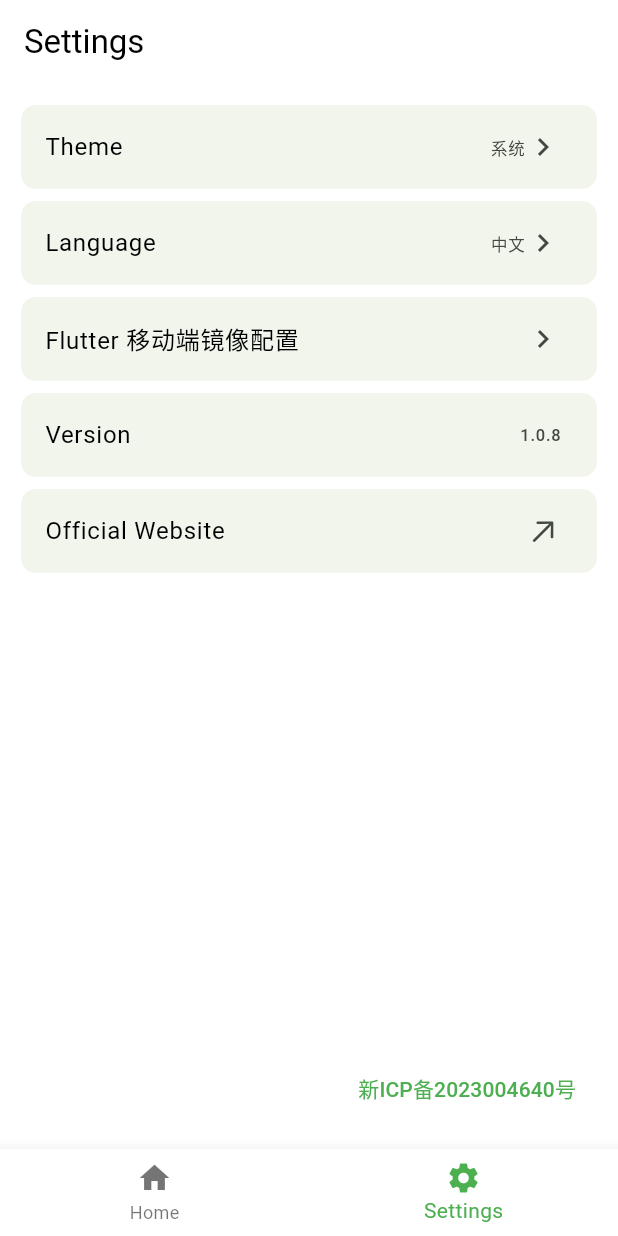
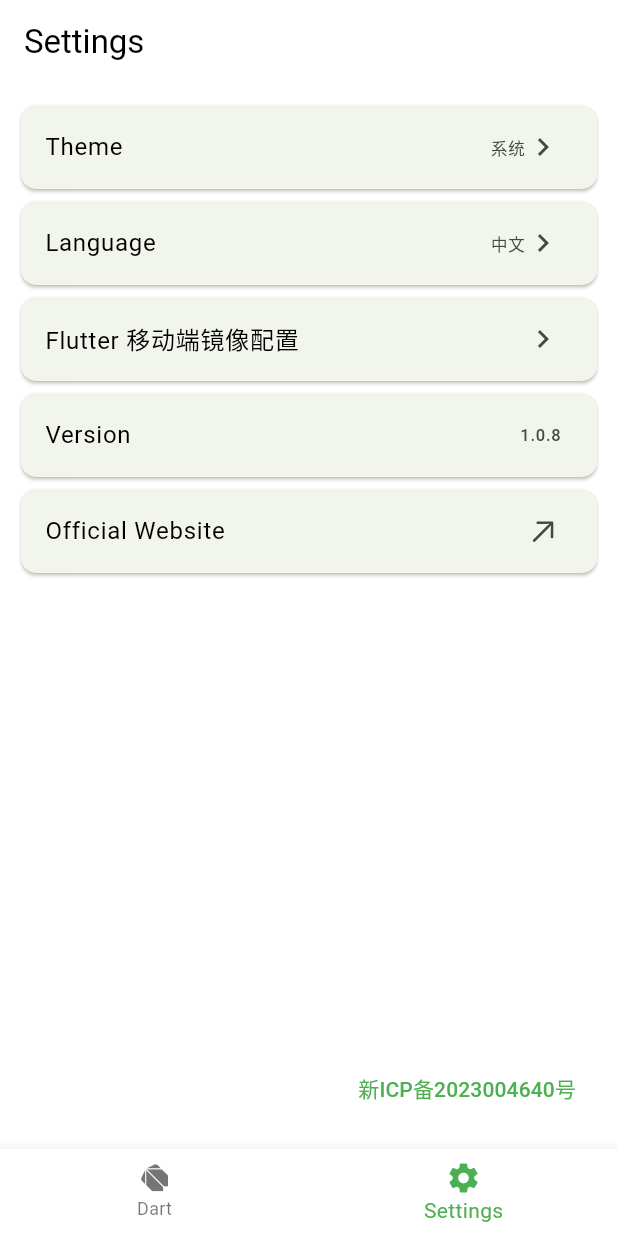
Before and after one commit to Matkurban/json_to_dart, a Flutter app: the screen it shows after launch, swiped to page 2, on a phone screen of 412 x 824 dp. Run offline on Flutter 3.47's test engine with Material 3 defaults, Android fonts, the phone set to English and light mode, and no system bars; drawn by our look-alikes of toastification; our stand-ins replace flex_color_scheme, flutter_markdown, font_awesome_flutter, get, package_info_plus, shared_preferences; missing offline and left inert: file_selector, flutter_json_view, syntax_highlight; generated files the repository leaves out were written again.

Commit message:
优化细节

```diff
--- a/lib/common/json/binding/json_to_dart_binding.dart
+++ b/lib/common/json/binding/json_to_dart_binding.dart
@@ -1,9 +1,9 @@
 import 'package:get/get.dart';
-import 'package:json_to_dart/common/json/logic/json_to_dart_logic.dart';
+import 'package:json_to_dart/common/json/logic/json_to_model_logic.dart';
 
 class JsonToDartBinding extends Bindings {
   @override
   void dependencies() {
-    Get.put(JsonToDartLogic());
+    Get.put(JsonToModelLogic());
   }
 }
--- a/lib/common/main/view/main_view.dart
+++ b/lib/common/main/view/main_view.dart
@@ -5,6 +5,7 @@ import 'package:json_to_dart/common/main/logic/main_logic.dart';
 import 'package:json_to_dart/common/setting/view/setting_view.dart';
 import 'package:json_to_dart/config/global/constant.dart';
 import 'package:url_launcher/url_launcher.dart';
+import 'package:font_awesome_flutter/font_awesome_flutter.dart';
 
 class MainView extends GetView<MainLogic> {
   const MainView({super.key});
@@ -27,7 +28,10 @@ class MainView extends GetView<MainLogic> {
                 curve: Curves.bounceIn,
               ),
           items: [
-            BottomNavigationBarItem(icon: Icon(Icons.home), label: l10n.home),
+            BottomNavigationBarItem(
+              icon: FaIcon(FontAwesomeIcons.dartLang, size: 18),
+              label: l10n.home,
+            ),
             BottomNavigationBarItem(icon: Icon(Icons.settings), label: l10n.settings),
           ],
         );
--- a/lib/config/theme/app_theme.dart
+++ b/lib/config/theme/app_theme.dart
@@ -1,7 +1,6 @@
 import 'package:flex_color_scheme/flex_color_scheme.dart';
 import 'package:flutter/cupertino.dart';
 import 'package:flutter/material.dart';
-
 /// The [AppTheme] defines light and dark themes for the app.
 ///
 /// Theme setup for FlexColorScheme package v8.
@@ -19,8 +18,7 @@ import 'package:flutter/material.dart';
 abstract final class AppTheme {
   // The defined light theme.
   static ThemeData light = FlexThemeData.light(
-    colors: const FlexSchemeColor(
-      // Custom colors
+    colors: const FlexSchemeColor( // Custom colors
       primary: Color(0xFF4CAF50),
       primaryContainer: Color(0xFFC8FFC0),
       primaryLightRef: Color(0xFF4CAF50),
@@ -36,23 +34,29 @@ abstract final class AppTheme {
     ),
     lightIsWhite: true,
     subThemesData: const FlexSubThemesData(
-      cardElevation: 0,
       interactionEffects: true,
       tintedDisabledControls: true,
       scaffoldBackgroundSchemeColor: SchemeColor.surfaceContainerHigh,
       useMaterial3Typography: true,
       useM2StyleDividerInM3: true,
       defaultRadius: 10.0,
+      switchAdaptiveCupertinoLike: FlexAdaptive.all(),
+      sliderTrackHeight: 6,
       inputDecoratorIsFilled: true,
-      inputDecoratorBackgroundAlpha: 80,
+      inputDecoratorIsDense: true,
+      inputDecoratorBackgroundAlpha: 140,
       inputDecoratorBorderType: FlexInputBorderType.outline,
       inputDecoratorUnfocusedHasBorder: false,
       inputDecoratorFocusedHasBorder: false,
+      fabUseShape: true,
       alignedDropdown: true,
       tooltipSchemeColor: SchemeColor.onPrimary,
       tooltipOpacity: null,
       dialogBackgroundSchemeColor: SchemeColor.onPrimary,
       snackBarBackgroundSchemeColor: SchemeColor.onPrimary,
+      tabBarDividerColor: Color(0x00000000),
+      tabBarIndicatorAnimation: TabIndicatorAnimation.linear,
+      menuBarShadowColor: Color(0x00000000),
       searchUseGlobalShape: true,
       navigationRailUseIndicator: true,
       navigationRailLabelType: NavigationRailLabelType.all,
@@ -63,8 +67,7 @@ abstract final class AppTheme {
   );
   // The defined dark theme.
   static ThemeData dark = FlexThemeData.dark(
-    colors: const FlexSchemeColor(
-      // Custom colors
+    colors: const FlexSchemeColor( // Custom colors
       primary: Color(0xFF9FC9FF),
       primaryContainer: Color(0xFF00325B),
       primaryLightRef: Color(0xFF4CAF50),
@@ -85,14 +88,21 @@ abstract final class AppTheme {
       useMaterial3Typography: true,
       useM2StyleDividerInM3: true,
       defaultRadius: 10.0,
+      switchAdaptiveCupertinoLike: FlexAdaptive.all(),
+      sliderTrackHeight: 6,
       inputDecoratorIsFilled: true,
+      inputDecoratorIsDense: true,
       inputDecoratorBorderType: FlexInputBorderType.outline,
       inputDecoratorUnfocusedHasBorder: false,
       inputDecoratorFocusedHasBorder: false,
+      fabUseShape: true,
       alignedDropdown: true,
       tooltipSchemeColor: SchemeColor.onPrimary,
       tooltipOpacity: null,
       snackBarBackgroundSchemeColor: SchemeColor.onPrimary,
+      tabBarDividerColor: Color(0x00000000),
+      tabBarIndicatorAnimation: TabIndicatorAnimation.linear,
+      menuBarShadowColor: Color(0x00000000),
       searchUseGlobalShape: true,
       navigationRailUseIndicator: true,
       navigationRailLabelType: NavigationRailLabelType.all,
@@ -102,9 +112,8 @@ abstract final class AppTheme {
     cupertinoOverrideTheme: const CupertinoThemeData(applyThemeToAll: true),
   );
 }
-
-/* {
-    "playground_data": "Themes Playground data exported 02.03.2025 21:10:52",
+/*{
+    "playground_data": "Themes Playground data exported 04.03.2025 16:20:36",
     "playground_version": "8.1.1",
     "blendLevelDark": 0,
     "blendLevelLight": 0,
@@ -168,21 +177,30 @@ abstract final class AppTheme {
         "dart_type": "enum_scheme_color",
         "value": "onPrimary"
     },
-    "inputDecoratorBackgroundAlphaLight": 80,
+    "floatingActionButtonAlwaysCircular": false,
+    "floatingActionButtonUseShape": true,
+    "inputDecoratorBackgroundAlphaLight": 140,
     "inputDecoratorFocusedHasBorder": false,
+    "inputDecoratorIsDense": true,
     "inputDecoratorUnfocusedHasBorder": false,
     "keepDarkPrimary": false,
     "keepPrimary": false,
     "keepTertiary": false,
+    "menuBarShadowColor": {
+        "dart_type": "color",
+        "value": "00000000"
+    },
     "scaffoldBackgroundLightSchemeColor": {
         "dart_type": "enum_scheme_color",
         "value": "surfaceContainerHigh"
     },
     "scaffoldLightIsWhite": true,
     "schemeIndex": 58,
+    "searchIsFullScreen": true,
     "searchUseGlobalShape": true,
     "showSchemeInputColors": true,
     "simulatorComponentsIndex": 2,
+    "sliderTrackHeight": 6,
     "sliderValueTinted": false,
     "snackBarSchemeColor": {
         "dart_type": "enum_scheme_color",
@@ -198,9 +216,22 @@ abstract final class AppTheme {
     },
     "swapLegacyColorsInM3": false,
     "swapPrimaryAndSecondaryLightColors": false,
+    "switchAdaptiveCupertinoLike": {
+        "dart_type": "enum_adaptive_response",
+        "value": "all"
+    },
+    "switchThumbFixedSize": false,
     "systemNavBarStyle": {
         "dart_type": "enum_flex_system_navbar_style",
         "value": "transparent"
+    },
+    "tabBarDividerColor": {
+        "dart_type": "color",
+        "value": "00000000"
+    },
+    "tabBarIndicatorAnimation": {
+        "dart_type": "enum_tabbar_indicator_animation",
+        "value": "linear"
     },
     "themeMode": {
         "dart_type": "enum_theme_mode",
@@ -214,7 +245,7 @@ abstract final class AppTheme {
     },
     "tooltipsMatchBackground": false,
     "topicIndexEndSide": 4,
-    "topicIndexStartSide": 10,
+    "topicIndexStartSide": 25,
     "unselectedToggleIsColored": false,
     "useError": true,
     "useKeyColors": false,
@@ -225,4 +256,4 @@ abstract final class AppTheme {
     "useToDarkMethod": false,
     "usedColors": 6,
     "usedFlexToneSetup": 0
-} */
+}*/
--- a/lib/l10n/app_en.arb
+++ b/lib/l10n/app_en.arb
@@ -42,7 +42,7 @@
   "lightTheme": "Light",
   "darkTheme": "Dark",
   "systemTheme": "System",
-  "home": "Home",
+  "home": "Dart",
   "settings": "Settings",
   "theme": "Theme",
   "version": "Version",
--- a/lib/l10n/app_zh.arb
+++ b/lib/l10n/app_zh.arb
@@ -42,7 +42,7 @@
   "lightTheme": "亮色",
   "darkTheme": "深色",
   "systemTheme": "系统",
-  "home": "首页",
+  "home": "Dart",
   "settings": "设置",
   "theme": "主题",
   "version": "版本",
--- a/lib/utils/message_util.dart
+++ b/lib/utils/message_util.dart
@@ -24,9 +24,12 @@ sealed class MessageUtil {
     ToastificationType type = ToastificationType.info,
   }) {
     toastification.show(
+      type: type,
       title: Text(title),
       description: Text(content),
-      type: type,
+      alignment: Alignment.topCenter,
+      showProgressBar: false,
+      borderSide: BorderSide.none,
       autoCloseDuration: Duration(seconds: 2),
       style: ToastificationStyle.flatColored,
     );
--- a/lib/widgets/dialog/preview_dialog.dart
+++ b/lib/widgets/dialog/preview_dialog.dart
@@ -1,7 +1,7 @@
 import 'package:flutter/material.dart';
 import 'package:flutter_json_view/flutter_json_view.dart';
 import 'package:get/get.dart';
-import 'package:json_to_dart/common/json/logic/json_to_dart_logic.dart';
+import 'package:json_to_dart/common/json/logic/json_to_model_logic.dart';
 import 'package:json_to_dart/config/global/constant.dart';
 import 'package:json_to_dart/config/theme/app_style.dart';
 import 'package:json_to_dart/model/domain/dart/history_item.dart';
@@ -75,7 +75,7 @@ sealed class PreviewDialog {
   }
 }
 
-class _PreviewDialogContent extends GetView<JsonToDartLogic> {
+class _PreviewDialogContent extends GetView<JsonToModelLogic> {
   final HistoryItem item;
 
   const _PreviewDialogContent({required this.item});
--- a/pubspec.yaml
+++ b/pubspec.yaml
@@ -24,6 +24,7 @@ dependencies:
   file_selector: ^1.0.3
   url_launcher: ^6.3.1
   flutter_markdown: ^0.7.6+2
+  font_awesome_flutter: ^10.8.0
 
 dev_dependencies:
   flutter_test:
```
Also changed, not shown: lib/common/json/logic/json_to_model_logic.dart (renamed from lib/common/json/logic/json_to_dart_logic.dart, +21 -12 lines), lib/common/json/view/json_to_dart_view.dart (+90 -23 lines), lib/model/enum/programming_language.dart (added, +9 -0 lines).
